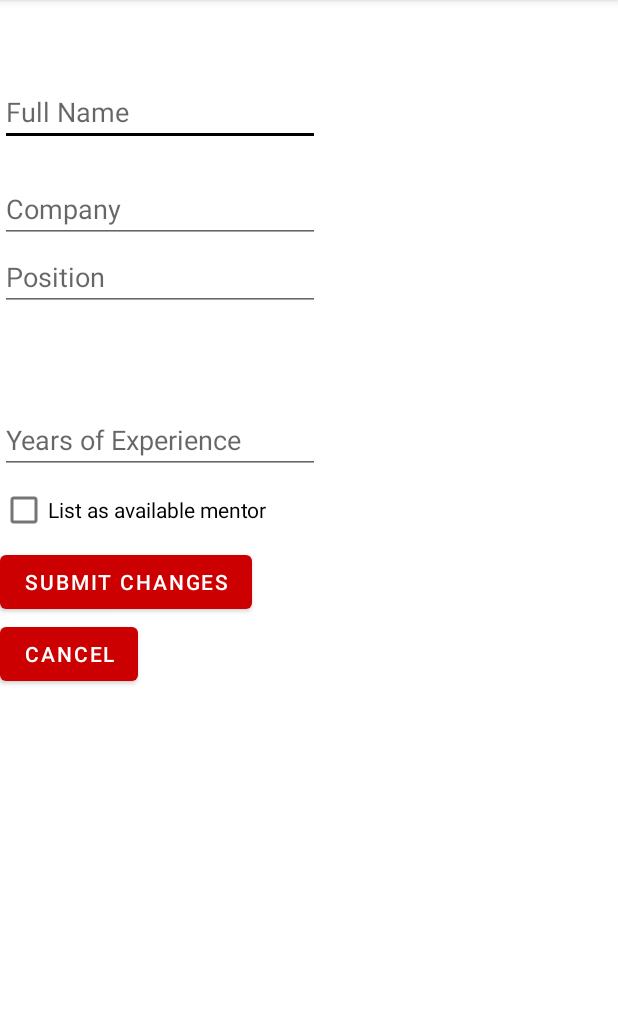
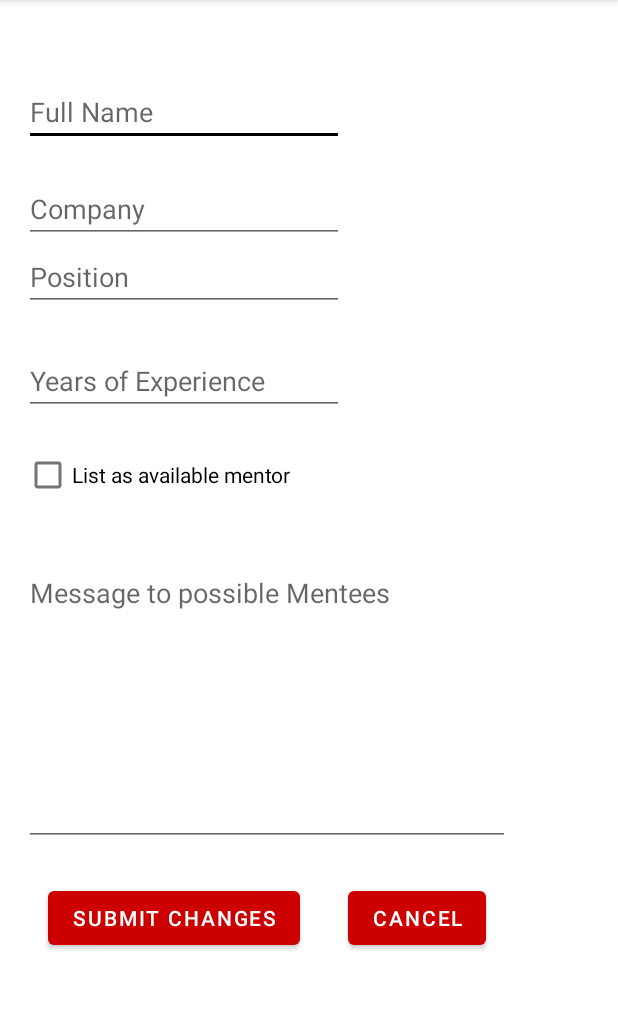
Before and after one commit to nickhaeff/JetMentor, an Android app: the editMentorDetailsActivity screen opened directly, with no data from a screen before it, on a phone screen of 412 x 824 dp, the part 84-1094 px from its top. Run offline under Robolectric (Android 15) with nearby library versions, the phone set to English and light mode, and no system bars; our stand-ins replace Firebase (no records; nobody signed in at launch, a user with empty details on screens opened directly).

```diff
--- a/app/src/main/java/com/example/jetmentor/editMentorDetailsActivity.java
+++ b/app/src/main/java/com/example/jetmentor/editMentorDetailsActivity.java
@@ -30,7 +30,7 @@ import java.util.List;
 public class editMentorDetailsActivity extends AppCompatActivity implements View.OnClickListener {
 
     private Button submitChanges, cancelChanges;
-    private EditText inName, inCompany, inPosition, inYoe;
+    private EditText inName, inCompany, inPosition, inYoe, inMessage;
     private CheckBox inAvailability;
     private FirebaseFirestore db;
     private CollectionReference mentors;
@@ -61,30 +61,13 @@ public class editMentorDetailsActivity extends AppCompatActivity implements View
         inPosition = findViewById(R.id.position_input);
         inYoe = findViewById(R.id.years_of_experience);
         inAvailability = findViewById(R.id.availability_input);
+        inMessage = findViewById(R.id.mentor_message);
 
         FirebaseAuth mAuth = FirebaseAuth.getInstance();
         final FirebaseUser currentUser = mAuth.getCurrentUser();
 
-        mentorInfo changedMentor = new mentorInfo(currentUser.getUid(), inName.getText().toString(), inCompany.getText().toString(), inPosition.getText().toString(), Double.parseDouble(inYoe.getText().toString()), inAvailability.isChecked());
+        mentorInfo changedMentor = new mentorInfo(currentUser.getUid(), inName.getText().toString(), inCompany.getText().toString(), inPosition.getText().toString(), Double.parseDouble(inYoe.getText().toString()), inAvailability.isChecked(), inMessage.getText().toString());
 
-
-//        mentors.get().addOnSuccessListener(new OnSuccessListener<QuerySnapshot>() {
-//            @Override
-//            public void onSuccess(QuerySnapshot queryDocumentSnapshots) {
-//                if(!queryDocumentSnapshots.isEmpty())
-//                {
-//                    List<DocumentSnapshot> docs = queryDocumentSnapshots.getDocuments();
-//                    for(DocumentSnapshot d : docs)
-//                    {
-//                        mentorInfo mentorDoc = d.toObject(mentorInfo.class);
-//                        if(mentorDoc.getUserId() == currentUser.getUid())
-//                        {
-//                            mentors.document(curr)
-//                        }
-//                    }
-//                }
-//            }
-//        })
 
         HashMap<String, Object> mentorMap = new HashMap<String, Object>();
         mentorMap.put("available", changedMentor.getAvailable());
@@ -94,8 +77,8 @@ public class editMentorDetailsActivity extends AppCompatActivity implements View
         mentorMap.put("position", changedMentor.getPosition());
         mentorMap.put("userId", changedMentor.getUserId());
         mentorMap.put("yearsOfExperience", changedMentor.getYearsOfExperience());
+        mentorMap.put("message", changedMentor.getMessage());
 
-        mentors.document(changedMentor.getUserId()).set(mentorMap);
         mentors.document(changedMentor.getUserId()).set(mentorMap).addOnSuccessListener(new OnSuccessListener<Void>() {
             @Override
             public void onSuccess(Void aVoid) {
--- a/app/src/main/res/layout/activity_edit_profile.xml
+++ b/app/src/main/res/layout/activity_edit_profile.xml
@@ -10,11 +10,13 @@
         android:id="@+id/name_input"
         android:layout_width="wrap_content"
         android:layout_height="wrap_content"
+        android:layout_marginStart="16dp"
+        android:layout_marginLeft="16dp"
         android:layout_marginTop="52dp"
         android:ems="10"
+        android:hint="Full Name"
         android:inputType="textPersonName"
         android:text=""
-        android:hint="Full Name"
         app:layout_constraintStart_toStartOf="parent"
         app:layout_constraintTop_toTopOf="parent" />
 
@@ -22,11 +24,13 @@
         android:id="@+id/company_input"
         android:layout_width="wrap_content"
         android:layout_height="wrap_content"
+        android:layout_marginStart="16dp"
+        android:layout_marginLeft="16dp"
         android:layout_marginTop="19dp"
         android:ems="10"
+        android:hint="Company"
         android:inputType="textPersonName"
         android:text=""
-        android:hint="Company"
         app:layout_constraintStart_toStartOf="parent"
         app:layout_constraintTop_toBottomOf="@+id/name_input" />
 
@@ -34,10 +38,12 @@
         android:id="@+id/position_input"
         android:layout_width="wrap_content"
         android:layout_height="wrap_content"
+        android:layout_marginStart="16dp"
+        android:layout_marginLeft="16dp"
         android:ems="10"
+        android:hint="Position"
         android:inputType="textPersonName"
         android:text=""
-        android:hint="Position"
         app:layout_constraintStart_toStartOf="parent"
         app:layout_constraintTop_toBottomOf="@+id/company_input" />
 
@@ -45,10 +51,12 @@
         android:id="@+id/years_of_experience"
         android:layout_width="wrap_content"
         android:layout_height="wrap_content"
-        android:layout_marginTop="63dp"
+        android:layout_marginStart="16dp"
+        android:layout_marginLeft="16dp"
+        android:layout_marginTop="24dp"
         android:ems="10"
+        android:hint="Years of Experience"
         android:inputType="number"
-        android:hint="Years of Experience"
         app:layout_constraintStart_toStartOf="parent"
         app:layout_constraintTop_toBottomOf="@+id/position_input" />
 
@@ -56,30 +64,46 @@
         android:id="@+id/availability_input"
         android:layout_width="wrap_content"
         android:layout_height="wrap_content"
+        android:layout_marginStart="16dp"
+        android:layout_marginLeft="16dp"
+        android:layout_marginTop="16dp"
         android:text="List as available mentor"
-        tools:layout_editor_absoluteX="153dp"
-        tools:layout_editor_absoluteY="346dp"
         app:layout_constraintStart_toStartOf="parent"
-        app:layout_constraintTop_toBottomOf="@id/years_of_experience"/>
+        app:layout_constraintTop_toBottomOf="@id/years_of_experience" />
 
     <Button
         android:id="@+id/submit_changes"
         android:layout_width="wrap_content"
         android:layout_height="wrap_content"
+        android:layout_marginStart="32dp"
+        android:layout_marginLeft="32dp"
+        android:layout_marginTop="24dp"
         android:text="Submit Changes"
-        tools:layout_editor_absoluteX="53dp"
-        tools:layout_editor_absoluteY="360dp"
-        app:layout_constraintTop_toBottomOf="@id/availability_input"
-        app:layout_constraintStart_toStartOf="parent"/>
+        app:layout_constraintStart_toStartOf="parent"
+        app:layout_constraintTop_toBottomOf="@+id/mentor_message" />
 
     <Button
         android:id="@+id/cancel_changes"
         android:layout_width="wrap_content"
         android:layout_height="wrap_content"
+        android:layout_marginStart="32dp"
+        android:layout_marginLeft="32dp"
         android:text="Cancel"
-        tools:layout_editor_absoluteX="53dp"
-        tools:layout_editor_absoluteY="360dp"
-        app:layout_constraintTop_toBottomOf="@id/submit_changes"
-        app:layout_constraintStart_toStartOf="parent"/>
+        app:layout_constraintStart_toEndOf="@+id/submit_changes"
+        app:layout_constraintTop_toTopOf="@+id/submit_changes" />
+
+    <EditText
+        android:id="@+id/mentor_message"
+        android:layout_width="324dp"
+        android:layout_height="191dp"
+        android:layout_marginStart="16dp"
+        android:layout_marginLeft="16dp"
+        android:layout_marginTop="32dp"
+        android:ems="10"
+        android:gravity="start|top"
+        android:inputType="textMultiLine"
+        android:hint="Message to possible Mentees"
+        app:layout_constraintStart_toStartOf="parent"
+        app:layout_constraintTop_toBottomOf="@+id/availability_input" />
 
 </androidx.constraintlayout.widget.ConstraintLayout>
```
Also changed, not shown: app/src/main/java/com/example/jetmentor/ui/mentorInfo.java (+6 -2 lines), app/src/main/java/com/example/jetmentor/ui/scout/ScoutFragment.java (+16 -1 lines), app/src/main/java/com/example/jetmentor/ui/scout/ScoutMentorsRVAdapter.java (+21 -0 lines).
